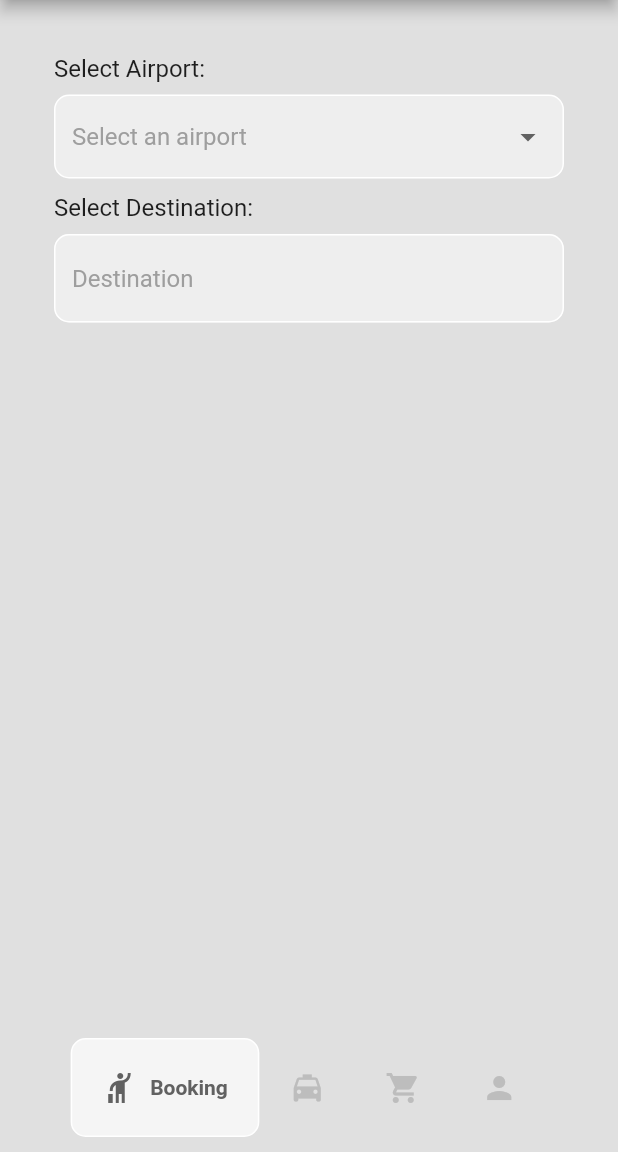
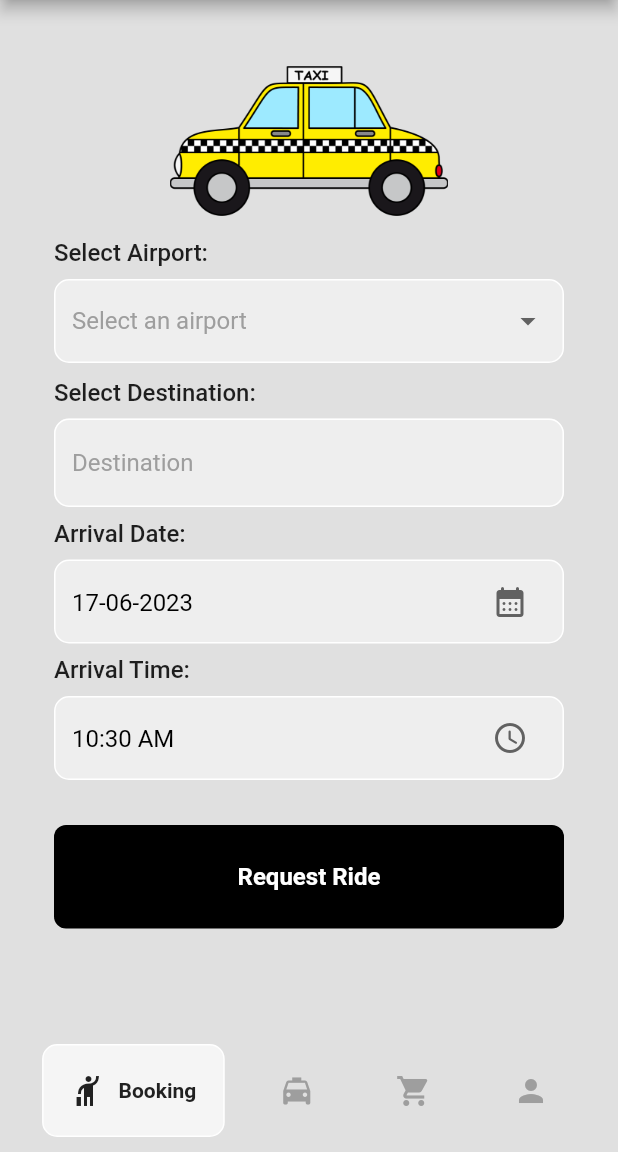
Before and after one commit to Maxen16/TaxiApp, a Flutter app: the screen it shows once a user with an empty profile is signed in, on a phone screen of 412 x 824 dp, the part 84-1236 px from its top. Run offline on Flutter 3.47's test engine with Material 2 defaults, Android fonts, the phone set to English and light mode, and no system bars; drawn by our look-alikes of google_nav_bar; our stand-ins replace firebase_auth, firebase_core; accounts and stored records are empty; network calls fail.

Commit message:
completed booking UI

```diff
--- /dev/null
+++ b/lib/components/airport_selection.dart
@@ -0,0 +1,55 @@
+import 'package:flutter/material.dart';
+
+class AirportSelect extends StatefulWidget {
+  const AirportSelect({super.key});
+
+  @override
+  State<AirportSelect> createState() => _AirportSelectState();
+}
+
+class _AirportSelectState extends State<AirportSelect> {
+
+    final List<String> _airportNames = [
+    'Heathrow Airport',
+    'Gatwick Airport',
+    'Manchester Airport',
+    'Birmingham Airport',
+    'Edinburgh Airport',
+    'Glasgow Airport',
+    // Add more airport names here
+  ];
+
+  String? _selectedAirport;
+
+  @override
+  Widget build(BuildContext context) {
+    return Container(
+
+              decoration: BoxDecoration(border: Border.all(color: Colors.white, width: 1),
+              borderRadius: BorderRadius.circular(10),
+              color: Colors.grey.shade200,
+              ),
+              padding: const EdgeInsets.symmetric(vertical:3, horizontal: 11),
+              child: DropdownButtonHideUnderline(
+                child: DropdownButton<String>(
+                  borderRadius: const BorderRadius.all(Radius.circular(10)),
+                  dropdownColor: Colors.grey.shade300,
+                  isExpanded: true,
+                  value: _selectedAirport,
+                  hint: Text('Select an airport',style: TextStyle(color: Colors.grey.shade500),),
+                  onChanged: (newValue) {
+                    setState(() {
+                      _selectedAirport = newValue;
+                    });
+                  },
+                  items: _airportNames.map((airport) {
+                    return DropdownMenuItem<String>(
+                      value: airport,
+                      child: Text(airport),
+                    );
+                  }).toList(),
+                ),
+              ),
+            );
+  }
+}
--- a/lib/components/bottom_nav_bar.dart
+++ b/lib/components/bottom_nav_bar.dart
@@ -10,19 +10,19 @@ class MyBottomNavBar extends StatelessWidget {
     return  Container(
       padding: const  EdgeInsets.all(10),
       child: GNav(
-        color: Colors.grey[400],
-        activeColor: Colors.grey[700],
+        color: Colors.grey[500],
+        activeColor: Colors.grey[900],
         tabActiveBorder: Border.all(color: Colors.white),
         tabBackgroundColor: Colors.grey.shade100,
-        mainAxisAlignment: MainAxisAlignment.center,
+        mainAxisAlignment: MainAxisAlignment.spaceEvenly,
         tabBorderRadius: 10,
-        haptic: true,
+        haptic: false,
         //tabActiveBorder: Border.all(color: Colors.black, width: 1), // tab button border
         //tabBorder: Border.all(color: Colors.grey,), // tab button border
         //tabShadow: [BoxShadow(color: Colors.grey.withOpacity(0.5), blurRadius: 8)], // tab button shadow
         gap: 8,
         onTabChange: (value) => onTabChange!(value),
-        padding: const EdgeInsets.all(20),
+        padding: const EdgeInsets.all(18),
         tabs: const [
           GButton(
             icon: Icons.hail,
--- /dev/null
+++ b/lib/components/date_picker.dart
@@ -0,0 +1,59 @@
+import 'package:flutter/material.dart';
+import 'package:intl/intl.dart';
+
+class DatePicker extends StatefulWidget {
+  const DatePicker({super.key});
+
+  @override
+  State<DatePicker> createState() => DatePickerState();
+}
+
+class DatePickerState extends State<DatePicker> {
+  //final TextEditingController _datepickcontroller = TextEditingController();
+
+  //datetime variable
+  DateTime _dateTime = DateTime.now();
+
+  //date picker method
+  void _showDatePicker() {
+    showDatePicker(
+        context: context,
+        initialEntryMode: DatePickerEntryMode.calendarOnly,
+        initialDate: DateTime.now(),
+        firstDate: DateTime.now(),
+        lastDate: DateTime(2100)).then((value){
+          setState(() {
+            _dateTime = value!;
+          });
+        });
+  }
+
+  @override
+  Widget build(BuildContext context) {
+    return Container(
+      decoration: BoxDecoration(
+        border: Border.all(color: Colors.white, width: 1),
+        borderRadius: BorderRadius.circular(10),
+        color: Colors.grey.shade200,
+      ),
+      padding: const EdgeInsets.symmetric(vertical: 3, horizontal: 11),
+      child: TextField(
+        readOnly: true,
+        //controller: _datepickcontroller,
+        decoration: InputDecoration(
+          contentPadding: const EdgeInsets.only(top: 15),
+          border: InputBorder.none,
+          hintText: DateFormat('dd-MM-yyyy').format(_dateTime),
+          hintStyle: const TextStyle(color: Colors.black),
+          suffixIcon: InkWell(
+            onTap: _showDatePicker,
+            child: Icon(
+              Icons.calendar_month_rounded,
+              color: Colors.grey.shade700,
+            ),
+          ),
+        ),
+      ),
+    );
+  }
+}
--- a/lib/components/my_button.dart
+++ b/lib/components/my_button.dart
@@ -3,8 +3,9 @@ import 'package:flutter/material.dart';
 class MyButton extends StatelessWidget {
   final Function()? onTap;
   final String text;
+  final double horizontalpadding;
 
-  const MyButton({super.key, required this.onTap, required this.text});
+  const MyButton({super.key, required this.onTap, required this.text, required this.horizontalpadding});
 
   @override
   Widget build(BuildContext context) {
@@ -12,7 +13,7 @@ class MyButton extends StatelessWidget {
       onTap: onTap,
       child: Container(
         padding: const EdgeInsets.all(25),
-        margin: const EdgeInsets.symmetric(horizontal: 25),
+        margin:  EdgeInsets.symmetric(horizontal: horizontalpadding),
         decoration: BoxDecoration(
           color: Colors.black,
           borderRadius: BorderRadius.circular(8),
--- /dev/null
+++ b/lib/components/time_picker.dart
@@ -0,0 +1,57 @@
+import 'package:flutter/material.dart';
+//import 'package:intl/intl.dart';
+
+class TimePicker extends StatefulWidget {
+  const TimePicker({super.key});
+  @override
+  State<TimePicker> createState() => TimePickerState();
+}
+
+class TimePickerState extends State<TimePicker> {
+  //final TextEditingController _datepickcontroller = TextEditingController();
+
+  //time variable
+  TimeOfDay _timeOfDay = TimeOfDay.now();
+
+
+  //time picker method
+  void _showTimePicker() {
+    showTimePicker(
+      context: context,
+      initialTime: TimeOfDay.now(),
+    ).then((value) {
+      setState(() {
+        _timeOfDay = value!;
+      });
+    });
+  }
+
+  @override
+  Widget build(BuildContext context) {
+    return Container(
+      decoration: BoxDecoration(
+        border: Border.all(color: Colors.white, width: 1),
+        borderRadius: BorderRadius.circular(10),
+        color: Colors.grey.shade200,
+      ),
+      padding: const EdgeInsets.symmetric(vertical: 3, horizontal: 11),
+      child: TextField(
+        readOnly: true,
+        //controller: _datepickcontroller,
+        decoration: InputDecoration(
+          contentPadding: const EdgeInsets.only(top: 15),
+          border: InputBorder.none,
+          hintText: _timeOfDay.format(context).toString(),
+          hintStyle: const TextStyle(color: Colors.black),
+          suffixIcon: InkWell(
+            onTap: _showTimePicker,
+            child: Icon(
+              Icons.schedule_rounded,
+              color: Colors.grey.shade700,
+            ),
+          ),
+        ),
+      ),
+    );
+  }
+}
--- a/lib/main.dart
+++ b/lib/main.dart
@@ -21,7 +21,7 @@ class MyApp extends StatelessWidget {
   Widget build(BuildContext context) {
     return const MaterialApp(
       debugShowCheckedModeBanner: false,
-      home: AuthPage(),
+      home:  AuthPage(),
     );
   }
 }
--- a/lib/pages/book_ride.dart
+++ b/lib/pages/book_ride.dart
@@ -1,6 +1,10 @@
 import 'package:flutter/material.dart';
+import 'package:taxi_app/components/airport_selection.dart';
+import 'package:taxi_app/components/date_picker.dart';
+import 'package:taxi_app/components/my_button.dart';
+import '../components/my_textfield.dart';
+import '../components/time_picker.dart';
 
-import '../components/my_textfield.dart';
 
 
 
@@ -12,18 +16,10 @@ class BookRide extends StatefulWidget {
 }
 
 class BookRideState extends State<BookRide> {
-  final List<String> _airportNames = [
-    'Heathrow Airport',
-    'Gatwick Airport',
-    'Manchester Airport',
-    'Birmingham Airport',
-    'Edinburgh Airport',
-    'Glasgow Airport',
-    // Add more airport names here
-  ];
+
   final destinationTextController = TextEditingController();
 
-  String? _selectedAirport;
+  // String? _selectedAirport;
 
   @override
   Widget build(BuildContext context) {
@@ -31,51 +27,41 @@ class BookRideState extends State<BookRide> {
       backgroundColor: Colors.grey[300],
       body: Padding(
         padding: const EdgeInsets.all(36.0),
+        child: SingleChildScrollView(
           child: Column(
             crossAxisAlignment: CrossAxisAlignment.stretch,
             children: [
+
+              //A taxi image
+              const SizedBox(height: 8.0),
+
+              Row(
+                mainAxisAlignment: MainAxisAlignment.center,
+                children: [
+                  Image.asset('lib/images/Taxi.png', width: 200,height: 100,),
+                ],
+              ),
+              const SizedBox(height: 15.0),
+
+              //Airport selection
               const Text(
                 'Select Airport:',
-              style: TextStyle(fontSize: 16.0),
+                style: TextStyle(fontSize: 16.0,fontWeight: FontWeight.w500,),
               ),
               const SizedBox(height: 8.0),
-            Container(
+              const AirportSelect(),
 
-              decoration: BoxDecoration(border: Border.all(color: Colors.white, width: 1),
-              borderRadius: BorderRadius.circular(10),
-              color: Colors.grey.shade200,
-              ),
-              padding: const EdgeInsets.symmetric(vertical:3, horizontal: 11),
-              child: DropdownButtonHideUnderline(
-                child: DropdownButton<String>(
-                  borderRadius: const BorderRadius.all(Radius.circular(10)),
-                  dropdownColor: Colors.grey.shade300,
-                  isExpanded: true,
-                  value: _selectedAirport,
-                  hint: Text('Select an airport',style: TextStyle(color: Colors.grey.shade500),),
-                  onChanged: (newValue) {
-                    setState(() {
-                      _selectedAirport = newValue;
-                    });
-                  },
-                  items: _airportNames.map((airport) {
-                    return DropdownMenuItem<String>(
-                      value: airport,
-                      child: Text(airport),
-                    );
-                  }).toList(),
-                ),
-              ),
-            ),
               const SizedBox(height: 10.0),
               // Text(
               //   'Selected Airport: ${_selectedAirport ?? 'None'}',
               //   style: const TextStyle(fontSize: 16.0),
               // ),
 
+
+              // Destination selection
               const Text(
                 'Select Destination:',
-              style: TextStyle(fontSize: 16.0),
+                style: TextStyle(fontSize: 16.0,fontWeight: FontWeight.w500,),
               ),
               const SizedBox(height: 8.0),
               MyTextField(
@@ -84,9 +70,33 @@ class BookRideState extends State<BookRide> {
                 hintText: 'Destination',
                 horizontalpadding: 0.0,
                 ),
+              const SizedBox(height: 8.0),
+
+              // Arrival Date
+              const Text(
+                'Arrival Date:',
+                style: TextStyle(fontSize: 16.0,fontWeight: FontWeight.w500,),
+              ),
+              const SizedBox(height: 8.0),
+              const DatePicker(),
+              const SizedBox(height: 8.0),
+
+              // Arrival Time
+              const Text(
+                'Arrival Time:',
+                style: TextStyle(fontSize: 16.0,fontWeight: FontWeight.w500,),
+              ),
+              const SizedBox(height: 8.0),
+              const TimePicker(),
+
+              // Request ride button
+              const SizedBox(height: 30.0),
+              MyButton(onTap: () {}, text: 'Request Ride', horizontalpadding: 0.0,)
+
 
 
             ],
+          ),
         ),
       ),
     );
@@ -123,92 +133,3 @@ class BookRideState extends State<BookRide> {
 //     );
 //   }
 // }
-
-
-
-/*
-class AirportSearchScreen extends StatefulWidget {
-  @override
-  _AirportSearchScreenState createState() => _AirportSearchScreenState();
-}
-
-class _AirportSearchScreenState extends State<AirportSearchScreen> {
-  TextEditingController _searchController = TextEditingController();
-  List<String> _airportNames = [
-    'John F. Kennedy International Airport',
-    'Los Angeles International Airport',
-    'London Heathrow Airport',
-    'Dubai International Airport',
-    'Beijing Capital International Airport',
-    // Add more airport names here
-  ];
-  List<String> _searchResults = [];
-
-  @override
-  void initState() {
-    super.initState();
-    _searchController.addListener(_onSearchChanged);
-  }
-
-  @override
-  void dispose() {
-    _searchController.removeListener(_onSearchChanged);
-    _searchController.dispose();
-    super.dispose();
-  }
-
-  void _onSearchChanged() {
-    String searchTerm = _searchController.text.trim().toLowerCase();
-    List<String> results = [];
-
-    if (searchTerm.isNotEmpty) {
-      results = _airportNames
-          .where((airport) => airport.toLowerCase().contains(searchTerm))
-          .toList();
-    }
-
-    setState(() {
-      _searchResults = results;
-    });
-  }
-
-@override
-Widget build(BuildContext context) {
-    return Scaffold(
-      appBar: AppBar(
-        title: Text('Airport Search'),
-      ),
-      body: Padding(
-        padding: EdgeInsets.all(16.0),
-        child: Column(
-          children: [
-            TextField(
-              controller: _searchController,
-              decoration: InputDecoration(
-                labelText: 'Search Airport',
-              ),
-            ),
-            SizedBox(height: 16.0),
-            Expanded(
-              child: ListView.builder(
-                itemCount: _searchResults.length,
-                itemBuilder: (context, index) {
-                  final airportName = _searchResults[index];
-
-                  return ListTile(
-                    title: Text(airportName),
-                    onTap: () {
-                      // Handle selection logic here
-                      print('Selected Airport: $airportName');
-                    },
-                  );
-                },
-              ),
-            ),
-          ],
-        ),
-      ),
-    );
-  }
-}
-*/
--- a/lib/pages/cab_drivers.dart
+++ b/lib/pages/cab_drivers.dart
@@ -4,10 +4,10 @@ class CabDrivers extends StatefulWidget {
   const CabDrivers({super.key});
 
   @override
-  State<CabDrivers> createState() => CCabDriversState();
+  State<CabDrivers> createState() => CabDriversState();
 }
 
-class CCabDriversState extends State<CabDrivers> {
+class CabDriversState extends State<CabDrivers> {
   @override
   Widget build(BuildContext context) {
     return const Center(child: Text('Cab Drivers'),);
--- a/lib/pages/home_page.dart
+++ b/lib/pages/home_page.dart
@@ -59,7 +59,8 @@ final List<Widget> _pages =[
 
   @override
   Widget build(BuildContext context) {
-    return Scaffold(
+    return SafeArea(
+      child: Scaffold(
         backgroundColor: Colors.grey[300],
         appBar: AppBar(
           title: const Text('TaxiApp'),
@@ -77,6 +78,8 @@ final List<Widget> _pages =[
         bottomNavigationBar: MyBottomNavBar(
           onTabChange: (index) => navigateBottomBar(index),
         ),
+        resizeToAvoidBottomInset: false,
+      ),
     );
   }
 }
--- a/lib/pages/login_page.dart
+++ b/lib/pages/login_page.dart
@@ -126,7 +126,7 @@ class _LoginPageState extends State<LoginPage> {
                   const SizedBox(height: 15),
 
                   // sign in button
-                  MyButton(onTap: signUserIn, text: "Sign In"),
+                  MyButton(onTap: signUserIn, text: "Sign In",horizontalpadding: 25.0,),
 
                   const SizedBox(height: 20),
 
--- a/lib/pages/register_page.dart
+++ b/lib/pages/register_page.dart
@@ -139,7 +139,7 @@ class _RegisterPageState extends State<RegisterPage> {
                   const SizedBox(height: 15),
 
                   // sign in button
-                  MyButton(onTap: signUp, text: "Sign Up"),
+                  MyButton(onTap: signUp, text: "Sign Up", horizontalpadding: 25.0,),
 
                   const SizedBox(height: 20),
 
--- a/pubspec.yaml
+++ b/pubspec.yaml
@@ -38,6 +38,7 @@ dependencies:
   firebase_core: ^2.13.0
   firebase_auth: ^4.6.1
   google_nav_bar: ^5.0.6
+  intl: ^0.18.1
 
 dev_dependencies:
   flutter_test:
```
Also changed, not shown: lib/images/Taxi.png (added), pubspec.lock. Lines whose indentation alone changed are shown as unchanged.
